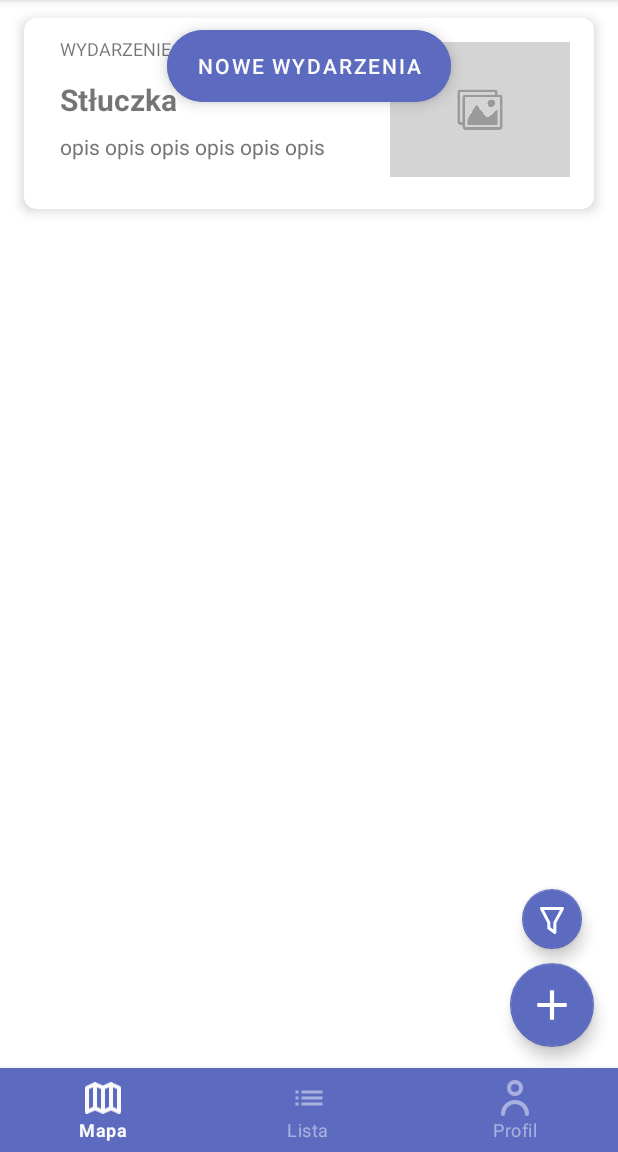
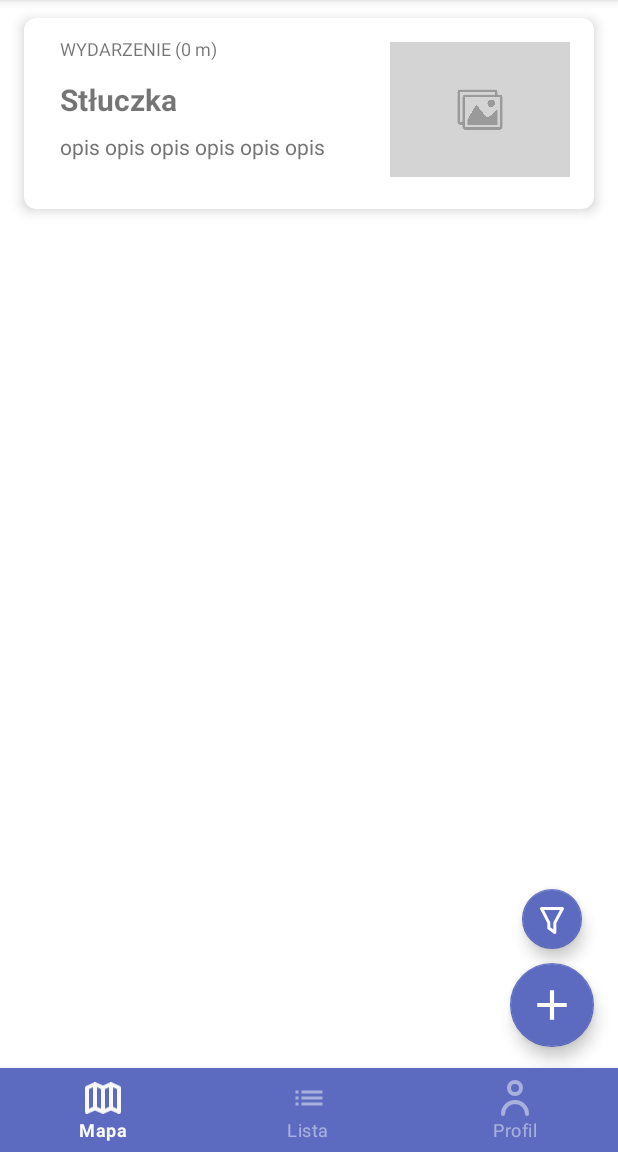
Before and after one commit to Plota16/Alert, an Android app: the fragment FragmentList placed in its activity, on a phone screen of 412 x 824 dp, the part 84-1236 px from its top. Run offline under Robolectric (Android 15) with nearby library versions, the phone set to English and light mode, and no system bars; our stand-ins replace Picasso; libraries missing offline, so code that uses them is left out: com.apollographql.apollo; pictures from the network do not load; Roboto replaces fonts that are not available here; 2 statements that could not run were skipped.

Commit message:
New events button triger add

```diff
--- a/app/build.gradle
+++ b/app/build.gradle
@@ -72,7 +72,7 @@ dependencies {
     implementation 'com.android.support:design:28.1.0'
     implementation 'com.google.android.material:material:1.1.0-alpha04'
     implementation("com.apollographql.apollo:apollo-runtime:1.2.1")
-
+    implementation "org.jetbrains.anko:anko-coroutines:0.10.4"
     // If not already on your classpath, you might need the jetbrains annotations
     compileOnly("org.jetbrains:annotations:13.0")
     testCompileOnly("org.jetbrains:annotations:13.0")
--- a/app/src/main/java/com/plocki/alert/fragments/FragmentList.kt
+++ b/app/src/main/java/com/plocki/alert/fragments/FragmentList.kt
@@ -3,6 +3,9 @@ package com.plocki.alert.fragments
 import android.opengl.Visibility
 import androidx.fragment.app.Fragment
 import android.os.Bundle
+import android.os.Handler
+import android.os.Looper
+import android.provider.Contacts
 import android.view.LayoutInflater
 import android.view.MenuItem
 import android.view.View
@@ -15,6 +18,11 @@ import com.plocki.alert.models.Event
 import com.plocki.alert.models.EventMethods
 import com.plocki.alert.models.Global
 import kotlinx.android.synthetic.main.fragment_list.*
+import kotlinx.coroutines.Dispatchers.Main
+import kotlinx.coroutines.GlobalScope
+import kotlinx.coroutines.delay
+import kotlinx.coroutines.launch
+import okhttp3.internal.wait
 
 
 class FragmentList : Fragment(){
@@ -34,18 +42,29 @@ class FragmentList : Fragment(){
 
         newEventsList.setOnClickListener{
             updateList()
+            Global.getInstance()!!.changed = false
             newEventsList.visibility = View.GONE
         }
+
+
+        GlobalScope.launch(context = Main) {
+            while (true){
+                if(Global.getInstance()!!.changed){
+                    newEventsList.visibility = View.VISIBLE
+                }
+                else{
+                    newEventsList.visibility = View.GONE
+                }
+                delay(2500)
+            }
+        }
+
 
         updateList()
 
     }
 
 
-    fun showhidden(){
-        Toast.makeText(this.activity, "Ustawienia", Toast.LENGTH_LONG).show()
-//        newEventsList.visibility = View.VISIBLE
-    }
 
     override fun onResume() {
         super.onResume()
--- a/app/src/main/java/com/plocki/alert/fragments/FragmentMap.kt
+++ b/app/src/main/java/com/plocki/alert/fragments/FragmentMap.kt
@@ -22,7 +22,11 @@ import com.plocki.alert.activities.Details
 import com.plocki.alert.models.Global
 import com.plocki.alert.R
 import com.plocki.alert.models.EventMethods
-import kotlinx.android.synthetic.main.fragment_list.*
+import kotlinx.android.synthetic.main.fragment_map.*
+import kotlinx.coroutines.Dispatchers
+import kotlinx.coroutines.GlobalScope
+import kotlinx.coroutines.delay
+import kotlinx.coroutines.launch
 
 
 class FragmentMap : Fragment(), OnMapReadyCallback, GoogleMap.OnInfoWindowClickListener {
@@ -46,6 +50,26 @@ class FragmentMap : Fragment(), OnMapReadyCallback, GoogleMap.OnInfoWindowClickL
         super.onActivityCreated(savedInstanceState)
     }
 
+    override fun onViewCreated(view: View, savedInstanceState: Bundle?) {
+        super.onViewCreated(view, savedInstanceState)
+        newEventsMap.setOnClickListener{
+            updateMap()
+            Global.getInstance()!!.changed = false
+            newEventsMap.visibility = View.GONE
+        }
+        GlobalScope.launch(context = Dispatchers.Main) {
+            while (true){
+                if(Global.getInstance()!!.changed){
+                    newEventsMap.visibility = View.VISIBLE
+                }
+                else{
+                    newEventsMap.visibility = View.GONE
+                }
+                delay(2500)
+            }
+        }
+    }
+
     override fun onCreateView(inflater: LayoutInflater, container: ViewGroup?, savedInstanceState: Bundle?): View? {
 
         val rootView = inflater.inflate(R.layout.fragment_map, container, false)
@@ -53,7 +77,11 @@ class FragmentMap : Fragment(), OnMapReadyCallback, GoogleMap.OnInfoWindowClickL
 
         val mapFragment = childFragmentManager.findFragmentById(R.id.frg) as SupportMapFragment?
 
+
+
         mapFragment!!.getMapAsync(this)
+
+
 
         return rootView
     }
--- a/app/src/main/java/com/plocki/alert/models/Global.kt
+++ b/app/src/main/java/com/plocki/alert/models/Global.kt
@@ -12,7 +12,6 @@ import kotlin.collections.HashMap
 import kotlin.properties.Delegates
 
 class Global {
-
     var changed = false
     var bool = true
     lateinit var location: Location
--- a/app/src/main/res/layout/fragment_list.xml
+++ b/app/src/main/res/layout/fragment_list.xml
@@ -24,7 +24,7 @@
             android:layout_marginTop="20dp"
             android:backgroundTint="@color/colorPrimary"
             android:text="Nowe Wydarzenia"
-            android:visibility="visible"
-            app:cornerRadius="20dp"
-            android:textColor="@color/white"/>
+            android:textColor="@color/white"
+            android:visibility="gone"
+            app:cornerRadius="20dp" />
 </FrameLayout>
--- a/app/src/main/res/layout/fragment_map.xml
+++ b/app/src/main/res/layout/fragment_map.xml
@@ -10,6 +10,17 @@
             android:layout_width="match_parent"
             android:layout_height="match_parent"/>
 
-
+    <com.google.android.material.floatingactionbutton.ExtendedFloatingActionButton
+            android:id="@+id/newEventsMap"
+            style="@style/Widget.MaterialComponents.ExtendedFloatingActionButton"
+            android:layout_width="wrap_content"
+            android:layout_height="wrap_content"
+            android:layout_gravity="center|top"
+            android:layout_marginTop="20dp"
+            android:backgroundTint="@color/colorPrimary"
+            android:text="Nowe Wydarzenia"
+            android:textColor="@color/white"
+            android:visibility="gone"
+            app:cornerRadius="20dp" />
 
 </FrameLayout>
```
Also changed, not shown: app/src/main/java/com/plocki/alert/runnables/ForegroundRunnableCron.kt (+19 -4 lines).
